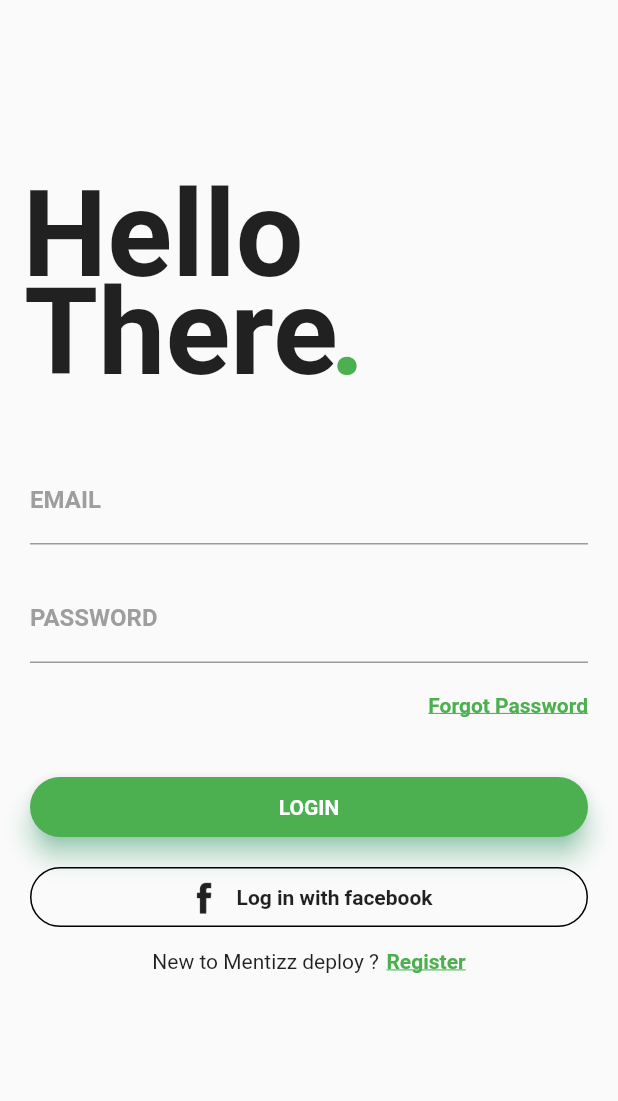
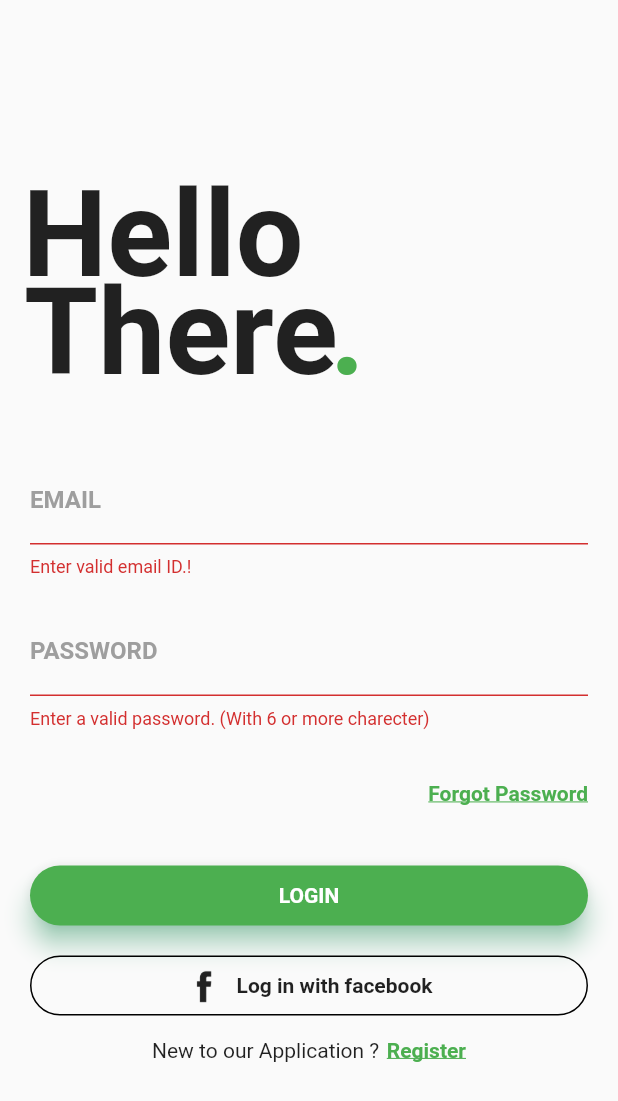
Before and after one commit to CPAD2021SecA/SecAGroup02, a Flutter app: the screen it shows after launch, after a tap on "LOGIN", on a phone screen of 412 x 824 dp. Shown: the top 1101 px of the screen. Run offline on Flutter 3.47's test engine with Material 2 defaults, Android fonts, the light colour scheme and no system bars; our stand-ins replace firebase_auth, firebase_core, google_fonts; accounts and stored records are empty; Roboto replaces fonts that are missing (Montserrat); project files that could hold a hidden picture were left out.

Commit message:
User login logout - Firebase

```diff
--- a/deployproj/lib/main.dart
+++ b/deployproj/lib/main.dart
@@ -1,3 +1,5 @@
+import 'package:deployproj/service/auth.dart';
+import 'package:firebase_auth/firebase_auth.dart';
 import 'package:firebase_core/firebase_core.dart';
 import 'package:flutter/material.dart';
 
@@ -25,7 +27,7 @@
         else if(snapshot.hasData){
           return  new MediaQuery(
             data: new MediaQueryData(),
-            child: new MaterialApp(home: new MyHomePage())
+            child: new MaterialApp(home: FirebaseAuth.instance.currentUser != null ? new DomainPage() : new MyHomePage())
           );
         }
         else{
@@ -75,6 +77,10 @@
 }
 
 class _MyHomePageState extends State<MyHomePage> {
+  final AuthService _auth = AuthService();
+  final _formKey = GlobalKey<FormState>();
+  String username = '';
+  String password = '';
   @override
   Widget build(BuildContext context) {
     return new Scaffold(
@@ -110,31 +116,47 @@
             ),
             Container(
                 padding: EdgeInsets.only(top: 35.0, left: 20.0, right: 20.0),
+                child: Form(
+                  key: _formKey,
                   child: Column(
                     children: <Widget>[
-                    TextField(
+                      TextFormField(
+                        validator: (value) => value.isEmpty ? "Enter valid email ID.!" : null,
+                        onChanged: (value) {
+                          setState(() {
+                            username = value;
+                          });
+                        },
                         decoration: InputDecoration(
                           labelText: 'EMAIL',
                           labelStyle: TextStyle(
                           fontFamily: 'Montserrat',
                           fontWeight: FontWeight.bold,
                           color: Colors.grey),
-                          focusedBorder: UnderlineInputBorder(
-                              borderSide: BorderSide(color: Colors.green))),
+                          focusedBorder: UnderlineInputBorder(borderSide: BorderSide(color: Colors.green) )
+                        ),
+
                       ),
                       SizedBox(height: 20.0),
-                    TextField(
+                       TextFormField(
+                        obscureText: true,
+                        validator: (value) => value.length < 6 ? "Enter a valid password. (With 6 or more charecter)" : null,
+                        onChanged: (value) {
+                          setState(() {
+                            password = value;
+                          });
+                        },
                         decoration: InputDecoration(
                           labelText: 'PASSWORD',
                           labelStyle: TextStyle(
                           fontFamily: 'Montserrat',
                           fontWeight: FontWeight.bold,
                           color: Colors.grey),
-                          focusedBorder: UnderlineInputBorder(
-                              borderSide: BorderSide(color: Colors.green))),
-                      obscureText: true,
+                          focusedBorder: UnderlineInputBorder(borderSide: BorderSide(color: Colors.green) )
                         ),
-                    SizedBox(height: 5.0),
+
+                      ),
+                      SizedBox(height: 20.0),
                       Container(
                       alignment: Alignment(1.0, 0.0),
                       padding: EdgeInsets.only(top: 15.0, left: 20.0),
@@ -158,8 +180,26 @@
                         color: Colors.green,
                         elevation: 7.0,
                         child: GestureDetector(
-                          onTap: () {
-                            Navigator.of(context).pushNamed('/domain_page');
+                          onTap: () async {
+                            if(_formKey.currentState.validate()){
+                              dynamic result = await _auth.loginWithEmailAndPassword(username, password);
+                              print(result);
+                              if(result == null){
+                                ScaffoldMessenger.of(context).showSnackBar(SnackBar(
+                                  content: Text("Invalid User Credentials.!"),
+                                ));
+                              }
+                              else{
+                                ScaffoldMessenger.of(context).showSnackBar(SnackBar(
+                                  content: Text("Login Successful.!"),
+                                ));
+                                Navigator.push(context,
+                                 MaterialPageRoute(builder: (context) => DomainPage()));
+                              }
+                            }
+                            //  Navigator.push(context,
+                            //  MaterialPageRoute(builder: (context) => DomainPage()));
+                            // Navigator.of(context).pushNamed('/domain_page');
                           },
                           child: Center(
                             child: Text(
@@ -204,13 +244,15 @@
                       ),
                     )
                     ],
-                )),
+                  ),
+                ),
+            ),
             SizedBox(height: 15.0),
             Row(
               mainAxisAlignment: MainAxisAlignment.center,
               children: <Widget>[
                 Text(
-                  'New to Mentizz deploy ?',
+                  'New to our Application ?',
                   style: TextStyle(fontFamily: 'Montserrat'),
                 ),
                 SizedBox(width: 5.0),
```
Also changed, not shown: deployproj/lib/domain_page.dart (+13 -9 lines), deployproj/lib/service/auth.dart (+23 -0 lines). Lines whose indentation alone changed are shown as unchanged.
